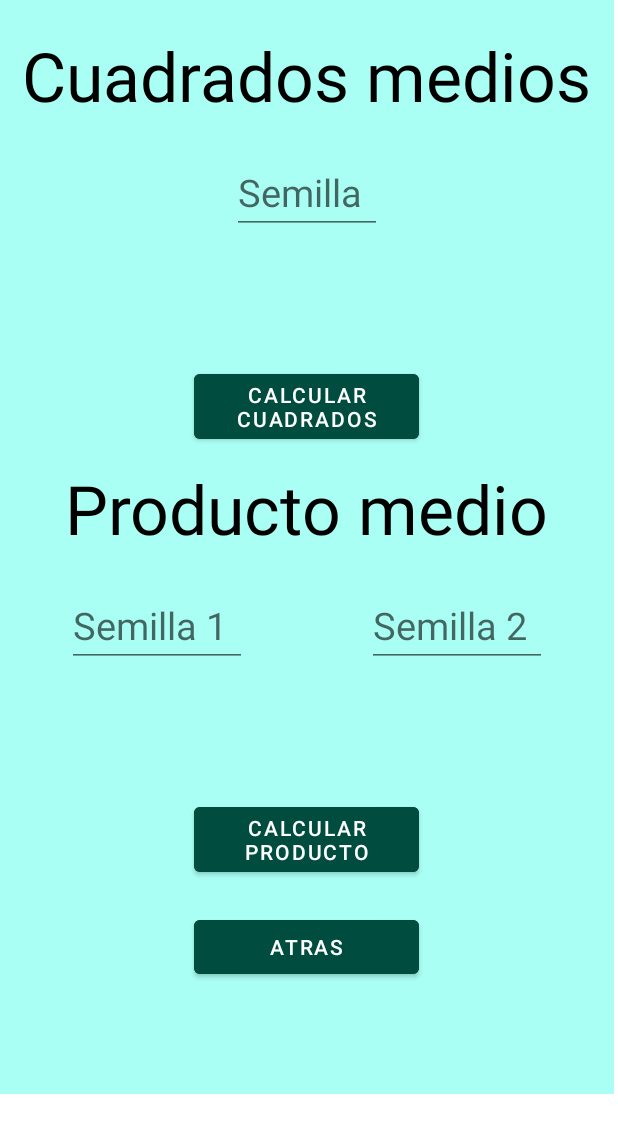
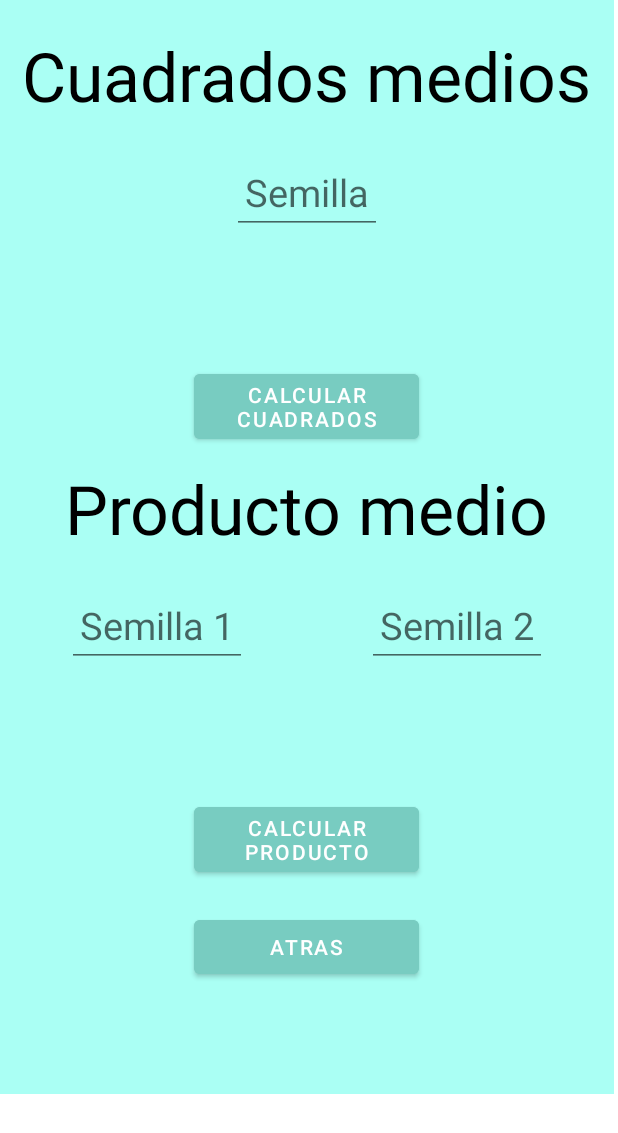
Before and after one commit to DiegoPMtz/Simulacion_PIntegrador, an Android app: the fragment_cuadrados screen opened through its navigation route, on a phone screen of 412 x 824 dp. Shown: the top 1133 px of the screen. Run offline under Robolectric (Android 15) with nearby library versions, the phone set to English and light mode, and no system bars.

Commit message:
Ligeros cambios en diseño y solucion a numeros negativos

```diff
--- a/app/src/main/java/com/example/simulacion/monteCarlo.java
+++ b/app/src/main/java/com/example/simulacion/monteCarlo.java
@@ -29,6 +29,8 @@ public class monteCarlo {
         if (indep > 1) {
             ecuacion.append(" + ");
             ecuacion.append(indep);
+        }else{
+            ecuacion.append(indep);
         }
         k++;
     }
--- a/app/src/main/res/layout/fragment_cuadrados.xml
+++ b/app/src/main/res/layout/fragment_cuadrados.xml
@@ -23,6 +23,7 @@
         android:layout_marginTop="20dp"
         android:layout_gravity="center"
         android:hint="Semilla"
+        android:gravity="center"
         android:inputType="numberSigned"
         android:textColor="@color/black"
         android:textSize="25sp"/>
@@ -45,7 +46,7 @@
         android:layout_height="wrap_content"
         android:layout_gravity="center"
         android:text="Calcular cuadrados"
-        android:backgroundTint="#004d40"/>
+        android:backgroundTint="#78ccc1"/>
 
 
 
@@ -71,6 +72,7 @@
             android:layout_height="wrap_content"
             android:layout_marginHorizontal="40dp"
             android:hint="Semilla 1"
+            android:gravity="center"
             android:inputType="numberSigned"
             android:textColor="@color/black"
             android:textSize="25sp"/>
@@ -82,6 +84,7 @@
             android:layout_height="wrap_content"
             android:layout_marginHorizontal="40dp"
             android:hint="Semilla 2"
+            android:gravity="center"
             android:inputType="numberSigned"
             android:textColor="@color/black"
             android:textSize="25sp"/>
@@ -106,7 +109,7 @@
         android:layout_height="wrap_content"
         android:layout_gravity="center"
         android:text="Calcular producto"
-        android:backgroundTint="#004d40"/>
+        android:backgroundTint="#78ccc1"/>
 
     <Button
         android:id="@+id/btn_atras"
@@ -115,7 +118,7 @@
         android:layout_marginTop="20dp"
         android:layout_gravity="center"
         android:text="Atras"
-        android:backgroundTint="#004d40"/>
+        android:backgroundTint="#78ccc1"/>
 
 
 </LinearLayout>
--- a/app/src/main/res/layout/fragment_montecarlo.xml
+++ b/app/src/main/res/layout/fragment_montecarlo.xml
@@ -12,7 +12,7 @@
     <TextView
         android:layout_width="wrap_content"
         android:layout_height="wrap_content"
-        android:layout_marginTop="20dp"
+        android:layout_marginTop="0dp"
         android:text="Monte Carlo"
         android:textSize="50sp"
         android:textColor="@color/black"
@@ -53,6 +53,7 @@
                     android:layout_width="55dp"
                     android:layout_height="wrap_content"
                     android:inputType="numberSigned"
+                    android:gravity="center"
                     android:textSize="20sp"/>
             </LinearLayout>
 
@@ -74,6 +75,7 @@
                     android:layout_width="55dp"
                     android:layout_height="wrap_content"
                     android:inputType="numberSigned"
+                    android:gravity="center"
                     android:textSize="20sp"/>
             </LinearLayout>
 
@@ -97,6 +99,7 @@
                 android:layout_width="55dp"
                 android:layout_height="wrap_content"
                 android:inputType="numberSigned"
+                android:gravity="center"
                 android:textSize="20sp"/>
         </LinearLayout>
     </androidx.cardview.widget.CardView>
```
